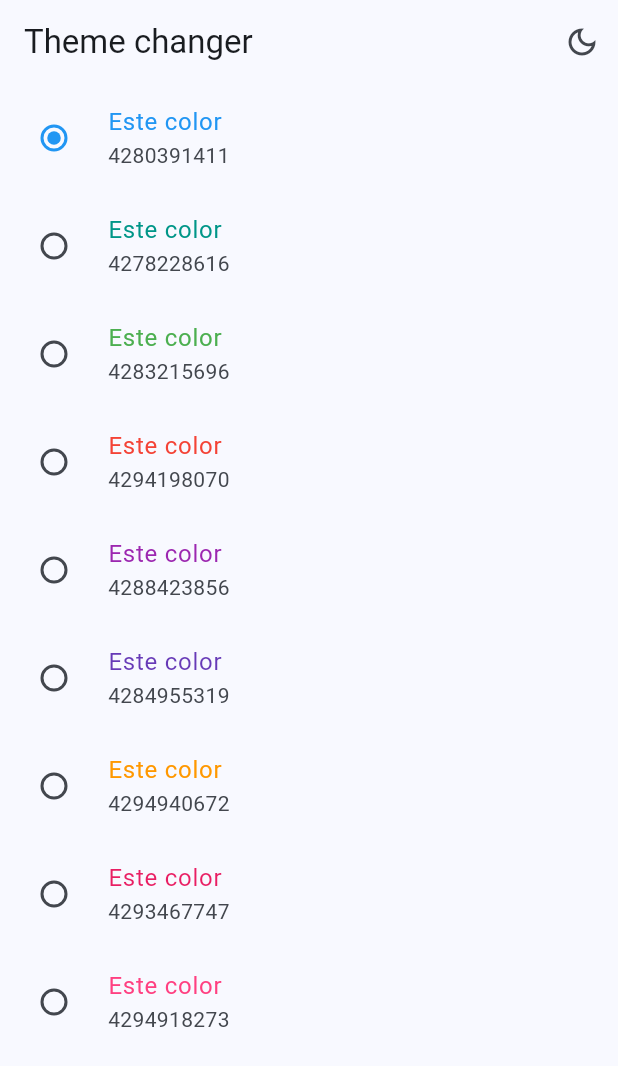
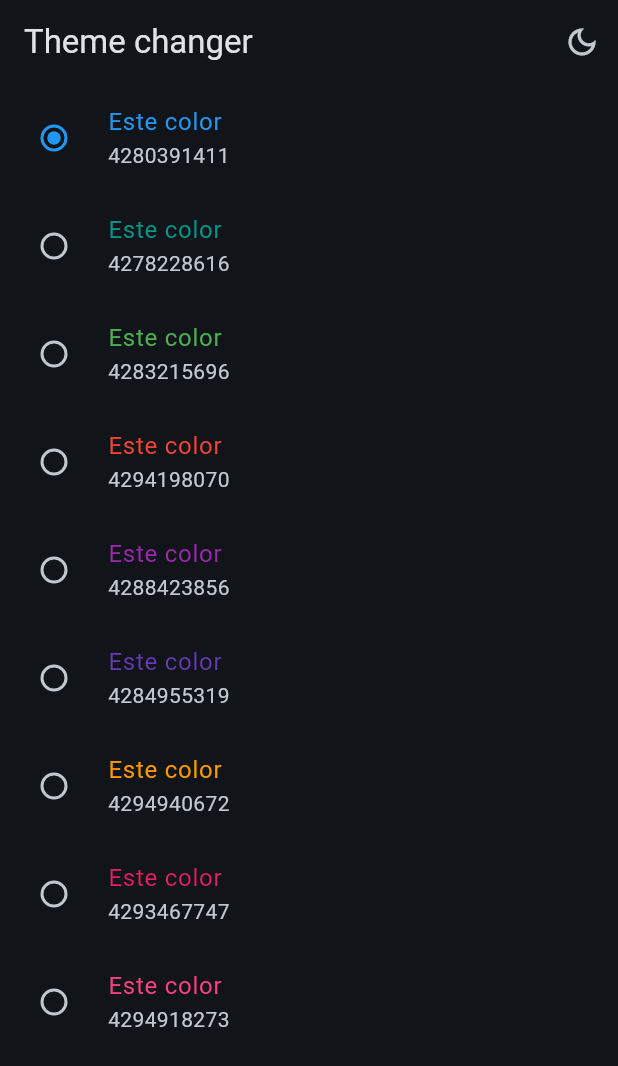
Before and after one commit to 1Alejo31/widgets_app, a Flutter app: the ThemeChargerScreen screen opened by its route, after a tap on the "light mode" icon, on a phone screen of 412 x 824 dp. Shown: the top 1066 px of the screen. Run offline on Flutter 3.47's test engine with Material 2 defaults, Android fonts, the phone set to English and light mode, and no system bars; our stand-ins replace animate_do, go_router, hooks_riverpod.

Commit message:
Notifier provider aplicado

```diff
--- a/lib/config/theme/app_theme.dart
+++ b/lib/config/theme/app_theme.dart
@@ -21,8 +21,18 @@ class AppTheme {
             'Selected color must be lees or equal than ${colorList.length - 1}');
 
   ThemeData getTheme() => ThemeData(
-      useMaterial3: true,
-      brightness: isDarkmode ? Brightness.dark : Brightness.light,
-      colorSchemeSeed: colorList[selectColor],
-      appBarTheme: const AppBarTheme(centerTitle: false));
+        useMaterial3: true,
+        brightness: isDarkmode ? Brightness.dark : Brightness.light,
+        colorSchemeSeed: colorList[selectColor],
+        appBarTheme: const AppBarTheme(centerTitle: false),
+      );
+
+  //Creando metodo q regresa una instancia de AppTheme
+  AppTheme copyWhith({
+    int? selectedColor,
+    bool? isDarkmode,
+  }) =>
+      AppTheme(
+          selectColor: selectedColor ?? selectColor,
+          isDarkmode: isDarkmode ?? this.isDarkmode);
 }
--- a/lib/presentation/providers/theme_provider.dart
+++ b/lib/presentation/providers/theme_provider.dart
@@ -18,4 +18,12 @@ final themeNotifierProvider = StateNotifierProvider<ThemeNotifier, AppTheme>(
 class ThemeNotifier extends StateNotifier<AppTheme> {
   //super(AppTheme()) Se le indica que cree la primera instancia de AppTheme
   ThemeNotifier() : super(AppTheme());
+
+  void toogleDarkmode() {
+    state = state.copyWhith(isDarkmode: !state.isDarkmode);
+  }
+
+  void changeColorIndex(int colorIndex) {
+    state = state.copyWhith(selectedColor: colorIndex);
+  }
 }
--- a/lib/presentation/screens/theme_charger/theme_charger_screen.dart
+++ b/lib/presentation/screens/theme_charger/theme_charger_screen.dart
@@ -11,7 +11,7 @@ class ThemeChargerScreen extends ConsumerWidget {
 
   @override
   Widget build(BuildContext context, ref) {
-    final bool stateDarkmode = ref.watch(isDarkmodeProvider);
+    final bool stateDarkmode = ref.watch(themeNotifierProvider).isDarkmode;
 
     return Scaffold(
       appBar: AppBar(
@@ -22,12 +22,13 @@ class ThemeChargerScreen extends ConsumerWidget {
                 ? const Icon(Icons.dark_mode_outlined)
                 : const Icon(Icons.light_mode_outlined),
             onPressed: () {
-              ref.read(isDarkmodeProvider.notifier).update((state) => !state);
+              //ref.read(isDarkmodeProvider.notifier).update((state) => !state);
+              ref.read(themeNotifierProvider.notifier).toogleDarkmode();
             },
           ),
         ],
       ),
-      body: _ThemeChangerView(),
+      body: const _ThemeChangerView(),
     );
   }
 }
@@ -38,7 +39,7 @@ class _ThemeChangerView extends ConsumerWidget {
   @override
   Widget build(BuildContext context, ref) {
     final List<Color> colors = ref.watch(colorListProvider);
-    final int selectedColor = ref.watch(selectedColorProvider);
+    final int selectedColor = ref.watch(themeNotifierProvider).selectColor;
 
     return ListView.builder(
       itemCount: colors.length,
@@ -53,10 +54,9 @@ class _ThemeChangerView extends ConsumerWidget {
           activeColor: color,
           value: index,
           groupValue: selectedColor,
-          onChanged: (index) {
-            ref
-                .read(selectedColorProvider.notifier)
-                .update((selectedColorProvider) => index!);
+          onChanged: (value) {
+            ref.read(themeNotifierProvider.notifier).changeColorIndex(value!);
+            //ref.watch(themeNotifierProvider.notifier).changeColorIndex(index!);
           },
         );
       },
```
